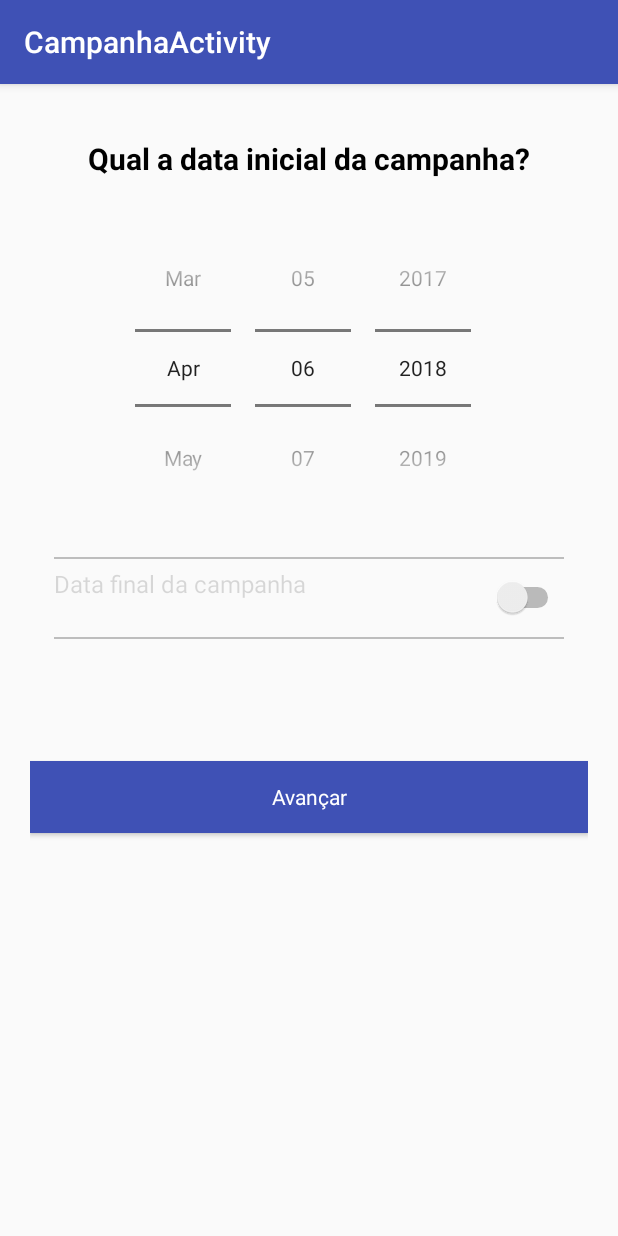
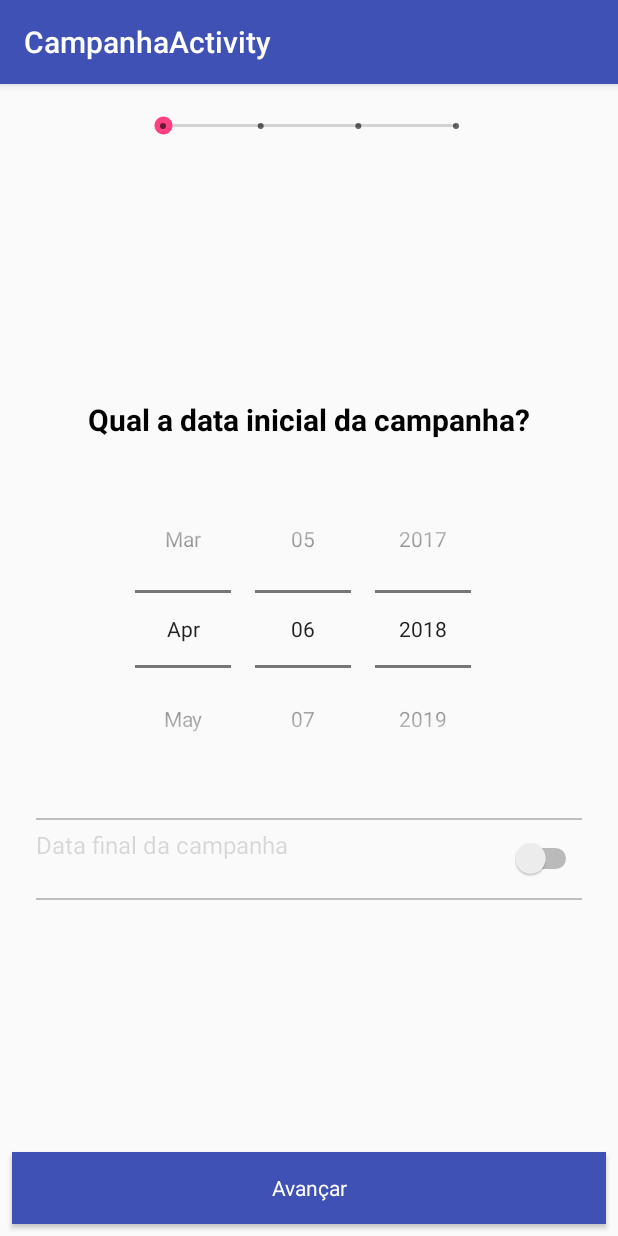
Before and after one commit to fabiogsantos/vouDOAR, an Android app: the CampanhaActivity screen opened directly, with no data from a screen before it, on a phone screen of 412 x 824 dp. Run offline under Robolectric (Android 15) with nearby library versions, the light colour scheme and no system bars.

Commit message:
ajustes fragmants campanha

```diff
--- a/app/src/main/res/layout/activity_campanha.xml
+++ b/app/src/main/res/layout/activity_campanha.xml
@@ -1,5 +1,6 @@
 <?xml version="1.0" encoding="utf-8"?>
-<android.support.design.widget.CoordinatorLayout xmlns:android="http://schemas.android.com/apk/res/android"
+<android.support.design.widget.CoordinatorLayout
+    xmlns:android="http://schemas.android.com/apk/res/android"
     xmlns:app="http://schemas.android.com/apk/res-auto"
     xmlns:tools="http://schemas.android.com/tools"
     android:layout_width="match_parent"
--- a/app/src/main/res/layout/activity_main.xml
+++ b/app/src/main/res/layout/activity_main.xml
@@ -1,5 +1,6 @@
 <?xml version="1.0" encoding="utf-8"?>
-<android.support.v4.widget.DrawerLayout xmlns:android="http://schemas.android.com/apk/res/android"
+<android.support.v4.widget.DrawerLayout
+    xmlns:android="http://schemas.android.com/apk/res/android"
     xmlns:app="http://schemas.android.com/apk/res-auto"
     xmlns:tools="http://schemas.android.com/tools"
     android:id="@+id/drawer_layout"
--- a/app/src/main/res/layout/content_campanha.xml
+++ b/app/src/main/res/layout/content_campanha.xml
@@ -8,11 +8,32 @@
     tools:context="br.com.tcc.tecdam.voudoar.campanha.CampanhaActivity"
     tools:showIn="@layout/activity_campanha">
 
-    <android.support.v7.widget.LinearLayoutCompat
+    <SeekBar
+        android:id="@+id/seekBar"
+        style="@style/Widget.AppCompat.SeekBar.Discrete"
+        android:layout_width="227dp"
+        android:layout_height="40dp"
+        android:layout_marginEnd="8dp"
+        android:layout_marginStart="8dp"
+        android:layout_marginTop="8dp"
+        android:focusable="false"
+        android:max="3"
+        app:layout_constraintEnd_toEndOf="parent"
+        app:layout_constraintStart_toStartOf="parent"
+        app:layout_constraintTop_toTopOf="parent" />
+
+    <ScrollView
         android:layout_width="match_parent"
-        android:layout_height="match_parent"
-        android:orientation="vertical"
-        android:padding="20dp">
+        android:layout_height="0dp"
+        android:layout_gravity="center"
+        android:layout_marginBottom="8dp"
+        android:layout_marginEnd="8dp"
+        android:layout_marginStart="8dp"
+        android:layout_marginTop="8dp"
+        app:layout_constraintBottom_toTopOf="@+id/campanha_button_avancar"
+        app:layout_constraintEnd_toEndOf="parent"
+        app:layout_constraintStart_toStartOf="parent"
+        app:layout_constraintTop_toBottomOf="@+id/seekBar">
 
         <fragment
             android:id="@+id/fragment"
@@ -21,18 +42,23 @@
             android:layout_height="wrap_content"
             android:layout_gravity="center"/>
 
+    </ScrollView>
+
     <Button
         android:id="@+id/campanha_button_avancar"
         android:layout_width="match_parent"
         android:layout_height="wrap_content"
         android:layout_gravity="center"
+        android:layout_marginBottom="8dp"
+        android:layout_marginEnd="8dp"
+        android:layout_marginStart="8dp"
+        android:background="@color/colorPrimary"
+        android:fontFamily="sans-serif"
         android:text="Avançar"
         android:textAllCaps="false"
-            android:fontFamily="sans-serif"
-            android:layout_marginTop="60dp"
-            android:background="@color/colorPrimary"
-            android:textColor="@color/colorTextButton"/>
-
-    </android.support.v7.widget.LinearLayoutCompat>
+        android:textColor="@color/colorTextButton"
+        app:layout_constraintBottom_toBottomOf="parent"
+        app:layout_constraintEnd_toEndOf="parent"
+        app:layout_constraintStart_toStartOf="parent" />
 
 </android.support.constraint.ConstraintLayout>
```
Lines whose indentation alone changed are shown as unchanged.
